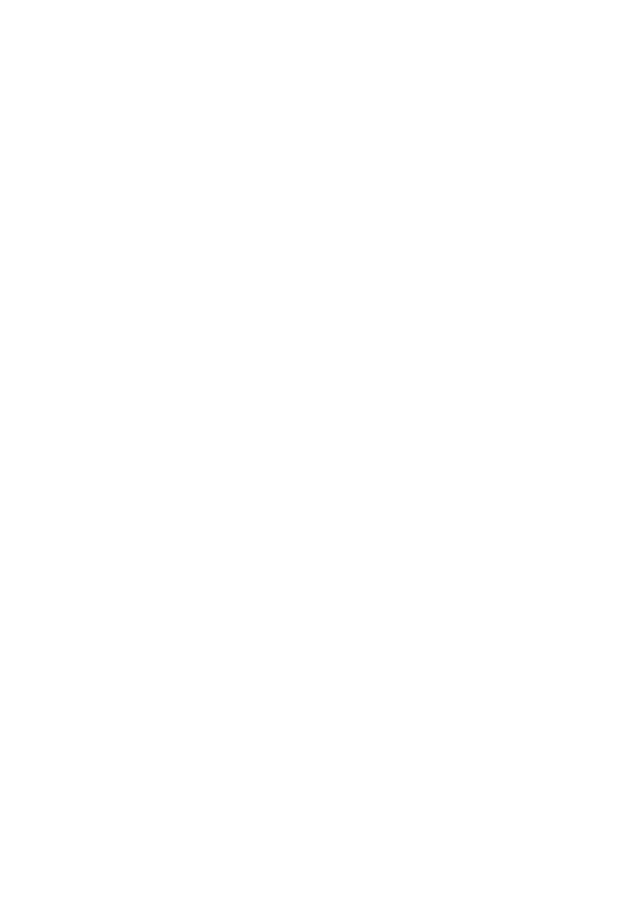
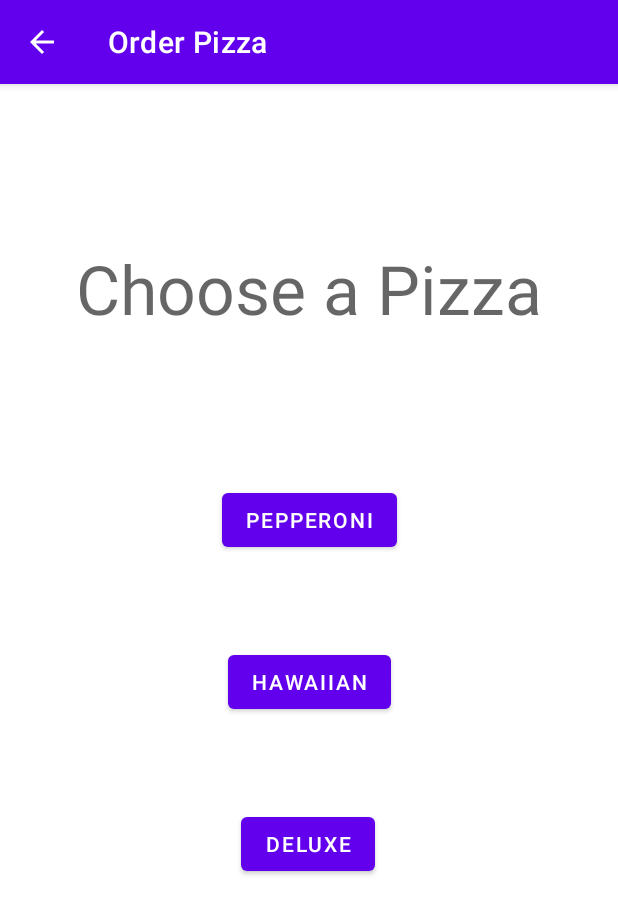
Before and after one commit to JDunich/Pizzeria-App, an Android app: the PizzaActivity screen opened directly, with no data from a screen before it, on a phone screen of 412 x 824 dp. Before the commit the part shown is empty. Shown: the top 914 px of the screen. Run offline under Robolectric (Android 15) with nearby library versions, the phone set to English and light mode, and no system bars.

```diff
--- a/app/src/main/java/com/example/pizzeria_app/PizzaActivity.java
+++ b/app/src/main/java/com/example/pizzeria_app/PizzaActivity.java
@@ -1,6 +1,55 @@
 package com.example.pizzeria_app;
 
-import android.app.Activity;
+import androidx.appcompat.app.AppCompatActivity;
 
-public class PizzaActivity extends Activity {
+import android.content.Intent;
+import android.os.Bundle;
+import android.view.View;
+import android.widget.Button;
+
+public class PizzaActivity extends AppCompatActivity {
+
+    @Override
+    protected void onCreate(Bundle savedInstanceState) {
+        super.onCreate(savedInstanceState);
+        setContentView(R.layout.activity_pizza);
+
+        Button pepperoni_bt = (Button) findViewById(R.id.pep_bt);
+        Button hawaiian_bt = (Button) findViewById(R.id.haw_bt);
+        Button deluxe_bt = (Button) findViewById(R.id.del_bt);
+
+        pepperoni_bt.setOnClickListener(new View.OnClickListener(){
+
+            @Override
+            public void onClick(View view){
+                Intent startIntent = new Intent(getApplicationContext(), CustomizeActivity.class);
+                startIntent.putExtra("Pizza.Type", "Pepperoni");
+                startActivity(startIntent);
+
+            }
+        });
+
+        hawaiian_bt.setOnClickListener(new View.OnClickListener(){
+
+            @Override
+            public void onClick(View view){
+                Intent startIntent = new Intent(getApplicationContext(), CustomizeActivity.class);
+                startIntent.putExtra("Pizza.Type", "Hawaiian");
+                startActivity(startIntent);
+
+            }
+        });
+
+        deluxe_bt.setOnClickListener(new View.OnClickListener(){
+
+            @Override
+            public void onClick(View view){
+                Intent startIntent = new Intent(getApplicationContext(), CustomizeActivity.class);
+                startIntent.putExtra("Pizza.Type", "Deluxe");
+                startActivity(startIntent);
+
+            }
+        });
+
+    }
 }
--- a/app/src/main/res/layout/activity_pizza.xml
+++ b/app/src/main/res/layout/activity_pizza.xml
@@ -6,4 +6,50 @@
     android:layout_height="match_parent"
     tools:context=".PizzaActivity">
 
+    <TextView
+        android:id="@+id/Title2"
+        android:layout_width="wrap_content"
+        android:layout_height="wrap_content"
+        android:text="@string/pick"
+        android:textAppearance="@style/TextAppearance.AppCompat.Display2"
+        app:layout_constraintBottom_toBottomOf="parent"
+        app:layout_constraintLeft_toLeftOf="parent"
+        app:layout_constraintRight_toRightOf="parent"
+        app:layout_constraintTop_toTopOf="parent"
+        app:layout_constraintVertical_bias="0.15"
+        tools:text="@string/pick" />
+
+    <Button
+        android:id="@+id/pep_bt"
+        android:layout_width="wrap_content"
+        android:layout_height="wrap_content"
+        android:layout_marginTop="100dp"
+        android:text="@string/pepperoni"
+        app:layout_constraintEnd_toEndOf="parent"
+        app:layout_constraintStart_toStartOf="parent"
+        app:layout_constraintTop_toBottomOf="@+id/Title2"
+        tools:text="@string/pepperoni" />
+
+    <Button
+        android:id="@+id/haw_bt"
+        android:layout_width="wrap_content"
+        android:layout_height="wrap_content"
+        android:layout_marginTop="60dp"
+        android:text="@string/hawaiian"
+        app:layout_constraintEnd_toEndOf="parent"
+        app:layout_constraintStart_toStartOf="parent"
+        app:layout_constraintTop_toBottomOf="@+id/pep_bt"
+        tools:text="@string/hawaiian" />
+
+    <Button
+        android:id="@+id/del_bt"
+        android:layout_width="wrap_content"
+        android:layout_height="wrap_content"
+        android:layout_marginTop="60dp"
+        android:text="@string/deluxe"
+        app:layout_constraintEnd_toEndOf="parent"
+        app:layout_constraintHorizontal_bias="0.498"
+        app:layout_constraintStart_toStartOf="parent"
+        app:layout_constraintTop_toBottomOf="@+id/haw_bt"
+        tools:text="@string/deluxe" />
 </androidx.constraintlayout.widget.ConstraintLayout>
--- a/app/src/main/res/values/strings.xml
+++ b/app/src/main/res/values/strings.xml
@@ -1,7 +1,16 @@
 <resources>
-    <string name="app_name">Pizzeria-App</string>
+    <string name="app_name">Pizzeria App</string>
     <string name="main_menu">Main Menu</string>
+    <string name="pick">Choose a Pizza</string>
     <string name="order_pizza">Order Pizza</string>
     <string name="view_current">View Current Order</string>
     <string name="view_all">View All Store Orders</string>
+    <string name="pepperoni">Pepperoni</string>
+    <string name="hawaiian">Hawaiian</string>
+    <string name="deluxe">Deluxe</string>
+    <string-array name="Size">
+        <item>Small</item>
+        <item>Medium</item>
+        <item>Large</item>
+    </string-array>
 </resources>
```
Also changed, not shown: app/src/main/java/com/example/pizzeria_app/CustomizeActivity.java (added, +25 -0 lines), app/src/main/java/com/example/pizzeria_app/MainActivity.java (+18 -0 lines), app/src/main/res/layout/activity_customize.xml (added, +21 -0 lines).
